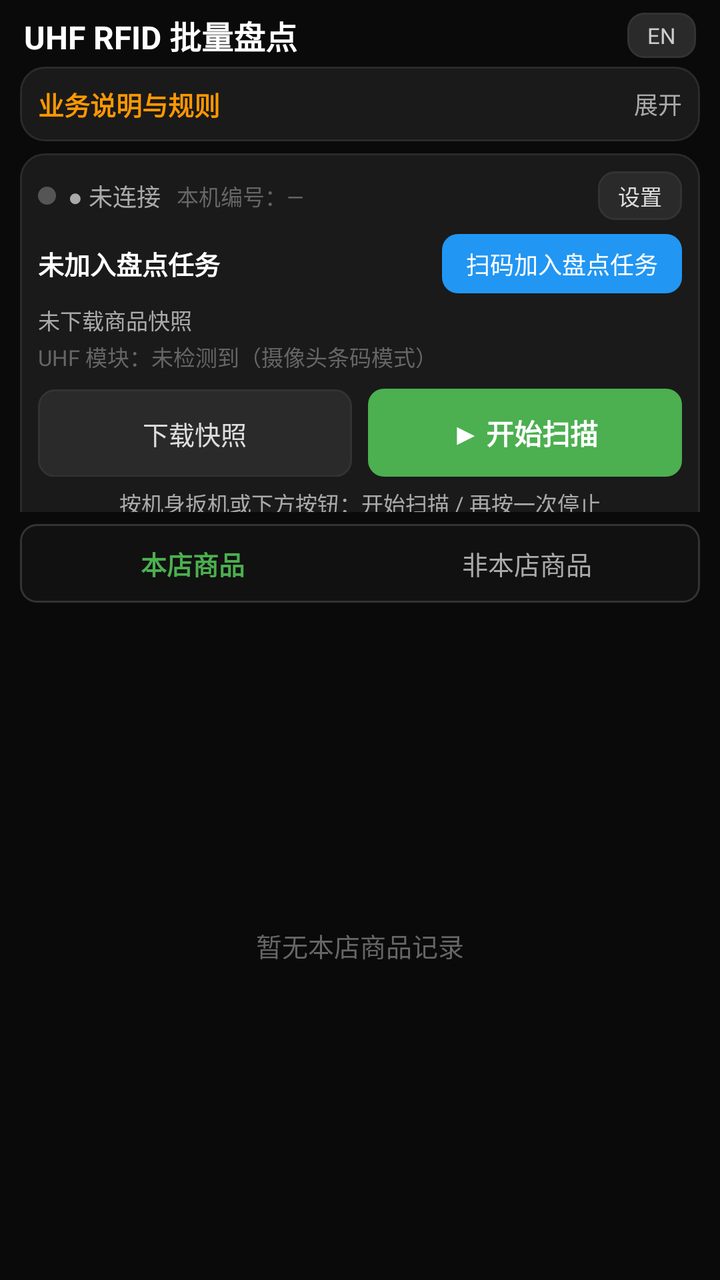
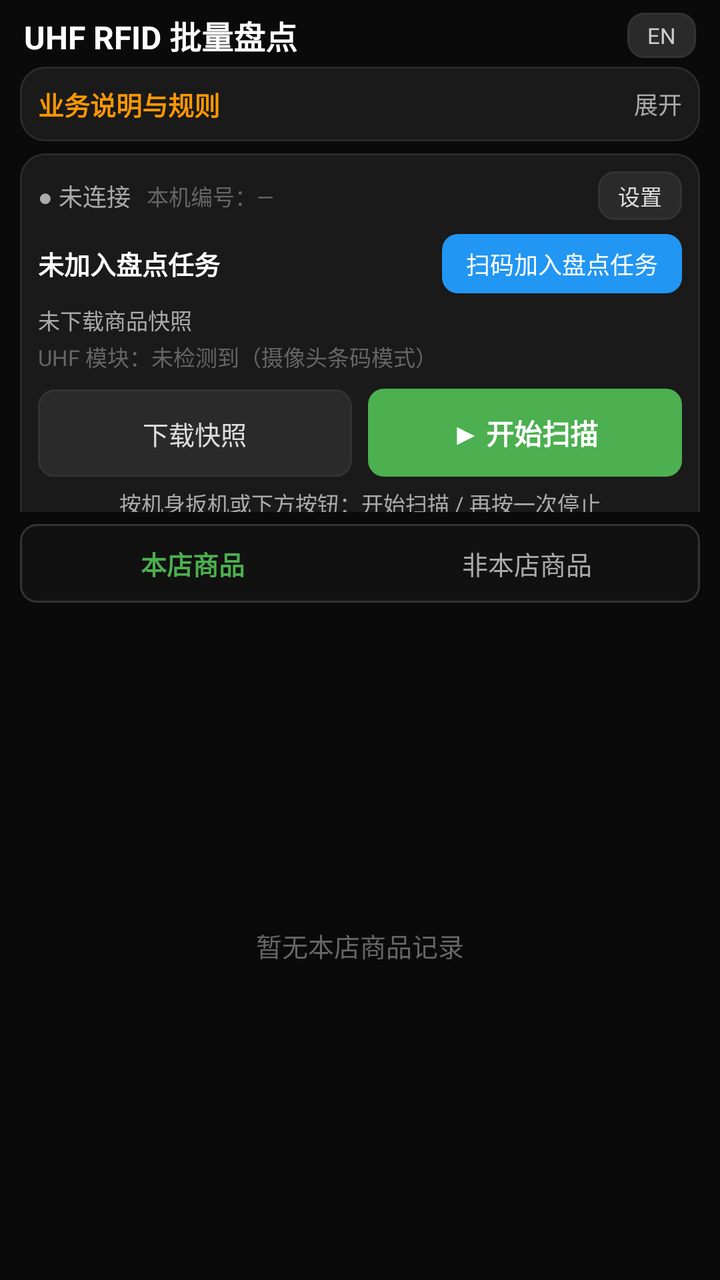

Screens rendered from an Android XML layout before and after an edit, with the pre-edit source and the edit as a unified diff.
<!-- AndroidManifest.xml: application theme Theme.Rfid -->
<!-- res/layout/activity_main.xml -->
<?xml version="1.0" encoding="utf-8"?>
<LinearLayout xmlns:android="http://schemas.android.com/apk/res/android"
    android:layout_width="match_parent"
    android:layout_height="match_parent"
    android:orientation="vertical"
    android:background="@color/bg"
    android:fitsSystemWindows="true">

    
    <LinearLayout
        android:layout_width="match_parent"
        android:layout_height="wrap_content"
        android:orientation="horizontal"
        android:gravity="center_vertical"
        android:paddingHorizontal="12dp"
        android:paddingTop="6dp"
        android:paddingBottom="4dp">

        <TextView
            android:id="@+id/tvTitle"
            android:layout_width="0dp"
            android:layout_height="wrap_content"
            android:layout_weight="1"
            android:text="@string/app_title"
            android:textColor="@color/text_primary"
            android:textSize="16sp"
            android:textStyle="bold" />

        <TextView
            android:id="@+id/btnLang"
            android:layout_width="wrap_content"
            android:layout_height="wrap_content"
            android:background="@drawable/bg_btn_dark"
            android:paddingHorizontal="10dp"
            android:paddingVertical="4dp"
            android:text="@string/lang_switch"
            android:textColor="#CCCCCC"
            android:textSize="11sp" />
    </LinearLayout>

    
    <ScrollView
        android:layout_width="match_parent"
        android:layout_height="0dp"
        android:layout_weight="1"
        android:fillViewport="true"
        android:scrollbars="none">

        <LinearLayout
            android:layout_width="match_parent"
            android:layout_height="wrap_content"
            android:orientation="vertical"
            android:paddingHorizontal="10dp">

            
            <LinearLayout
                android:id="@+id/rulesCard"
                android:layout_width="match_parent"
                android:layout_height="wrap_content"
                android:orientation="vertical"
                android:background="@drawable/bg_card"
                android:padding="9dp">

                <LinearLayout
                    android:id="@+id/rulesHead"
                    android:layout_width="match_parent"
                    android:layout_height="wrap_content"
                    android:orientation="horizontal"
                    android:gravity="center_vertical">

                    <TextView
                        android:layout_width="0dp"
                        android:layout_height="wrap_content"
                        android:layout_weight="1"
                        android:text="@string/rules_title"
                        android:textColor="@color/orange"
                        android:textSize="13sp"
                        android:textStyle="bold" />

                    <TextView
                        android:id="@+id/tvRulesToggle"
                        android:layout_width="wrap_content"
                        android:layout_height="wrap_content"
                        android:text="@string/rules_expand"
                        android:textColor="@color/text_secondary"
                        android:textSize="12sp" />
                </LinearLayout>

                <TextView
                    android:id="@+id/tvRulesBody"
                    android:layout_width="match_parent"
                    android:layout_height="wrap_content"
                    android:layout_marginTop="6dp"
                    android:lineSpacingMultiplier="1.3"
                    android:text="@string/rules_body"
                    android:textColor="#B0B0B0"
                    android:textSize="11sp"
                    android:visibility="gone" />
            </LinearLayout>

            
            <LinearLayout
                android:layout_width="match_parent"
                android:layout_height="wrap_content"
                android:orientation="vertical"
                android:background="@drawable/bg_card"
                android:layout_marginTop="6dp"
                android:padding="9dp">

                
                <LinearLayout
                    android:layout_width="match_parent"
                    android:layout_height="wrap_content"
                    android:orientation="horizontal"
                    android:gravity="center_vertical">

                    <View
                        android:id="@+id/dotNet"
                        android:layout_width="9dp"
                        android:layout_height="9dp"
                        android:background="@drawable/dot_gray" />

                    <TextView
                        android:id="@+id/tvNet"
                        android:layout_width="wrap_content"
                        android:layout_height="wrap_content"
                        android:layout_marginStart="6dp"
                        android:text="@string/net_offline"
                        android:textColor="@color/text_secondary"
                        android:textSize="12sp" />

                    <TextView
                        android:id="@+id/tvDeviceNo"
                        android:layout_width="0dp"
                        android:layout_height="wrap_content"
                        android:layout_weight="1"
                        android:layout_marginStart="8dp"
                        android:singleLine="true"
                        android:ellipsize="end"
                        android:text="@string/device_none"
                        android:textColor="@color/text_hint"
                        android:textSize="11sp" />

                    <TextView
                        android:id="@+id/btnSettings"
                        android:layout_width="wrap_content"
                        android:layout_height="wrap_content"
                        android:background="@drawable/bg_btn_dark"
                        android:paddingHorizontal="10dp"
                        android:paddingVertical="4dp"
                        android:text="@string/btn_settings"
                        android:textColor="#DDDDDD"
                        android:textSize="11sp" />
                </LinearLayout>

                
                <LinearLayout
                    android:layout_width="match_parent"
                    android:layout_height="wrap_content"
                    android:orientation="horizontal"
                    android:gravity="center_vertical"
                    android:layout_marginTop="7dp">

                    <TextView
                        android:id="@+id/tvTask"
                        android:layout_width="0dp"
                        android:layout_height="wrap_content"
                        android:layout_weight="1"
                        android:singleLine="true"
                        android:text="@string/task_none"
                        android:textColor="@color/text_primary"
                        android:textSize="13sp"
                        android:textStyle="bold" />

                    <TextView
                        android:id="@+id/btnJoin"
                        android:layout_width="wrap_content"
                        android:layout_height="wrap_content"
                        android:layout_marginStart="8dp"
                        android:background="@drawable/bg_btn_blue"
                        android:gravity="center"
                        android:paddingHorizontal="12dp"
                        android:paddingVertical="6dp"
                        android:text="@string/btn_scan_join"
                        android:textColor="#FFFFFF"
                        android:textSize="12sp" />
                </LinearLayout>

                
                <TextView
                    android:id="@+id/tvSnapshot"
                    android:layout_width="match_parent"
                    android:layout_height="wrap_content"
                    android:layout_marginTop="5dp"
                    android:singleLine="true"
                    android:text="@string/snapshot_none"
                    android:textColor="@color/text_secondary"
                    android:textSize="11sp" />

                <TextView
                    android:id="@+id/tvUhf"
                    android:layout_width="match_parent"
                    android:layout_height="wrap_content"
                    android:layout_marginTop="2dp"
                    android:singleLine="true"
                    android:text="@string/uhf_none"
                    android:textColor="@color/text_hint"
                    android:textSize="11sp" />

                
                <LinearLayout
                    android:layout_width="match_parent"
                    android:layout_height="wrap_content"
                    android:orientation="horizontal"
                    android:layout_marginTop="8dp">

                    <TextView
                        android:id="@+id/btnDownload"
                        android:layout_width="0dp"
                        android:layout_height="44dp"
                        android:layout_weight="1"
                        android:background="@drawable/bg_btn_dark"
                        android:gravity="center"
                        android:text="@string/btn_download"
                        android:textColor="#DDDDDD"
                        android:textSize="13sp" />

                    <TextView
                        android:id="@+id/btnTrigger"
                        android:layout_width="0dp"
                        android:layout_height="44dp"
                        android:layout_weight="1"
                        android:layout_marginStart="8dp"
                        android:background="@drawable/bg_btn_green"
                        android:gravity="center"
                        android:text="@string/trigger_btn"
                        android:textColor="#FFFFFF"
                        android:textSize="14sp"
                        android:textStyle="bold" />
                </LinearLayout>

                
                <TextView
                    android:id="@+id/tvTriggerHint"
                    android:layout_width="match_parent"
                    android:layout_height="wrap_content"
                    android:layout_marginTop="5dp"
                    android:gravity="center"
                    android:text="@string/trigger_hint"
                    android:textColor="@color/text_secondary"
                    android:textSize="11sp" />

                
                <TextView
                    android:id="@+id/tvDiag"
                    android:layout_width="match_parent"
                    android:layout_height="wrap_content"
                    android:layout_marginTop="3dp"
                    android:singleLine="true"
                    android:text="@string/diag_none"
                    android:textColor="@color/text_hint"
                    android:textSize="10sp" />
            </LinearLayout>

            
            <TextView
                android:id="@+id/tvHvAlert"
                android:layout_width="match_parent"
                android:layout_height="wrap_content"
                android:layout_marginTop="6dp"
                android:background="@drawable/badge_orange"
                android:gravity="center"
                android:paddingVertical="6dp"
                android:textColor="#FFE0B2"
                android:textSize="12sp"
                android:textStyle="bold"
                android:visibility="gone" />

            
            <LinearLayout
                android:layout_width="match_parent"
                android:layout_height="wrap_content"
                android:orientation="horizontal"
                android:layout_marginTop="6dp"
                android:weightSum="4">

                <LinearLayout style="@style/HomeStat">
                    <TextView android:id="@+id/statSelf" style="@style/HomeStatNum" android:textColor="@color/green" />
                    <TextView style="@style/HomeStatLabel" android:text="@string/stat_self" />
                </LinearLayout>
                <LinearLayout style="@style/HomeStat">
                    <TextView android:id="@+id/statAbnormal" style="@style/HomeStatNum" android:textColor="@color/red" />
                    <TextView style="@style/HomeStatLabel" android:text="@string/stat_abnormal" />
                </LinearLayout>
                <LinearLayout style="@style/HomeStat">
                    <TextView android:id="@+id/statGlobal" style="@style/HomeStatNum" android:textColor="@color/blue" />
                    <TextView style="@style/HomeStatLabel" android:text="@string/stat_global" />
                </LinearLayout>
                <LinearLayout style="@style/HomeStat">
                    <TextView android:id="@+id/statBook" style="@style/HomeStatNum" android:textColor="@color/text_primary" />
                    <TextView style="@style/HomeStatLabel" android:text="@string/stat_book" />
                </LinearLayout>
            </LinearLayout>
        </LinearLayout>
    </ScrollView>

    
    <LinearLayout
        android:layout_width="match_parent"
        android:layout_height="wrap_content"
        android:orientation="horizontal"
        android:layout_marginHorizontal="10dp"
        android:layout_marginTop="6dp"
        android:background="@drawable/bg_input"
        android:padding="3dp">

        <TextView
            android:id="@+id/tabStore"
            android:layout_width="0dp"
            android:layout_height="wrap_content"
            android:layout_weight="1"
            android:gravity="center"
            android:paddingVertical="7dp"
            android:text="@string/tab_store"
            android:textColor="@color/green"
            android:textSize="13sp"
            android:textStyle="bold" />

        <TextView
            android:id="@+id/tabAbnormal"
            android:layout_width="0dp"
            android:layout_height="wrap_content"
            android:layout_weight="1"
            android:gravity="center"
            android:paddingVertical="7dp"
            android:text="@string/tab_abnormal"
            android:textColor="@color/text_secondary"
            android:textSize="13sp" />
    </LinearLayout>

    
    <FrameLayout
        android:layout_width="match_parent"
        android:layout_height="0dp"
        android:layout_weight="1.5"
        android:layout_marginTop="4dp">

        <androidx.recyclerview.widget.RecyclerView
            android:id="@+id/rvScan"
            android:layout_width="match_parent"
            android:layout_height="match_parent"
            android:clipToPadding="false"
            android:paddingHorizontal="10dp"
            android:paddingBottom="8dp"
            android:scrollbars="vertical" />

        <TextView
            android:id="@+id/tvEmpty"
            android:layout_width="wrap_content"
            android:layout_height="wrap_content"
            android:layout_gravity="center"
            android:text="@string/empty_store"
            android:textColor="@color/text_hint"
            android:textSize="13sp" />
    </FrameLayout>
</LinearLayout>
<!-- resources referenced by this layout -->
<resources>
  <color name="bg">#0A0A0A</color>
  <color name="blue">#2196F3</color>
  <color name="green">#4CAF50</color>
  <color name="orange">#FF9800</color>
  <color name="red">#E53935</color>
  <color name="text_hint">#666666</color>
  <color name="text_primary">#FFFFFF</color>
  <color name="text_secondary">#AAAAAA</color>
  <!-- drawable badge_orange (drawable) -->
  <?xml version="1.0" encoding="utf-8"?>
  <shape xmlns:android="http://schemas.android.com/apk/res/android" android:shape="rectangle">
      <solid android:color="#7A4F01" />
      <corners android:radius="4dp" />
  </shape>
  <!-- drawable bg_btn_blue (drawable) -->
  <?xml version="1.0" encoding="utf-8"?>
  <shape xmlns:android="http://schemas.android.com/apk/res/android" android:shape="rectangle">
      <solid android:color="@color/blue" />
      <corners android:radius="8dp" />
  </shape>
  <!-- drawable bg_btn_green (drawable) -->
  <?xml version="1.0" encoding="utf-8"?>
  <shape xmlns:android="http://schemas.android.com/apk/res/android" android:shape="rectangle">
      <solid android:color="@color/green" />
      <corners android:radius="8dp" />
  </shape>
  <!-- drawable dot_gray (drawable) -->
  <?xml version="1.0" encoding="utf-8"?>
  <shape xmlns:android="http://schemas.android.com/apk/res/android" android:shape="oval">
      <solid android:color="#555555" />
      <size android:width="10dp" android:height="10dp" />
  </shape>
  <string name="app_title">UHF RFID 批量盘点</string>
  <string name="btn_download">下载快照</string>
  <string name="btn_scan_join">扫码加入盘点任务</string>
  <string name="btn_settings">设置</string>
  <string name="device_none">本机编号：—</string>
  <string name="diag_none">扳机事件：等待按下…</string>
  <string name="empty_store">暂无本店商品记录</string>
  <string name="lang_switch">EN</string>
  <string name="net_offline">● 未连接</string>
  <string name="rules_body">一、任务与设备\n1. 盘点任务由主管在系统里开启，设备扫码加入任务并下载商品快照后才能扫描。\n2. 盘点期间，本店销售暂停，商品不能买卖、不能出入库。\n3. 加入任务后直接按住机身扫描扳机即可批量盘点；没有 UHF 模块的手机点屏幕提示条打开摄像头扫条码，条码即 EPC。扫到的数据自动上传，无需手动开始或结束。\n4. 主管结束任务后设备自动停止扫描和上传；任务开始时系统给每台设备编临时号（如1号、2号），任务结束释放。\n\n二、多台设备协同\n5. 手持机按设定间隔自动获取“其他设备已扫到的商品”并更新屏幕。\n6. 每次只取新增的，不重复取，省流量。\n7. 只有一台设备时不取别人数据，高价值提醒只按本机算。\n8. 多台设备时合成一张完整盘点表。\n9. 断网不影响使用，网络恢复后自动补齐。\n10. 网络正常看到全局；断网只显示本机，提醒按本机算。\n11-13. 断网数据先存本机，恢复后自动补传；非本店商品照样标红。\n\n三、商品核对\n14. 开始前下载本店全部商品清单到本地，扫描时立刻比对。\n15. 扫到非本店商品标红，挑出单独存放，结束后统一处理。\n16. 高价值商品没扫到会一直置顶提醒，重点寻找。\n\n四、数据与结果\n17. 能传就传，传不了先存，恢复后自动补传。\n18. 同一件商品重复扫只记一次。\n19. 排序：异常 &gt; 未扫高价值 &gt; 已扫高价值 &gt; 普通 &gt; 其他设备扫的。\n20. 手持机只负责扫描、核对、上传，差异结果由后台计算。\n21. 全部设备合并去重，主管核对确认后才解除销售暂停。</string>
  <string name="rules_expand">展开</string>
  <string name="rules_title">业务说明与规则</string>
  <string name="snapshot_none">未下载商品快照</string>
  <string name="stat_abnormal">非本店</string>
  <string name="stat_book">账面</string>
  <string name="stat_global">全局已扫</string>
  <string name="stat_self">本机已扫</string>
  <string name="tab_abnormal">非本店商品</string>
  <string name="tab_store">本店商品</string>
  <string name="task_none">未加入盘点任务</string>
  <string name="trigger_btn">▶ 开始扫描</string>
  <string name="trigger_hint">按机身扳机或下方按钮：开始扫描 / 再按一次停止</string>
  <string name="uhf_none">UHF 模块：未检测到（摄像头条码模式）</string>
  <style name="HomeStatLabel">
          <item name="android:layout_width">wrap_content</item>
          <item name="android:layout_height">wrap_content</item>
          <item name="android:textColor">@color/text_secondary</item>
          <item name="android:textSize">10sp</item>
      </style>
  <style name="HomeStatNum">
          <item name="android:layout_width">wrap_content</item>
          <item name="android:layout_height">wrap_content</item>
          <item name="android:text">0</item>
          <item name="android:textSize">18sp</item>
          <item name="android:textStyle">bold</item>
      </style>
  <color name="input_stroke">#333333</color>
  <color name="card">#1A1A1A</color>
  <color name="stroke">#2A2A2A</color>
  <color name="input_bg">#111111</color>
  <color name="green_dark">#2E7D32</color>
  <!-- unchanged entries left out for length: 7 -->
</resources>

<!-- the commit's change to res/layout/activity_main.xml (unified diff, before → after) -->
@@ -114,17 +114,10 @@
                     android:orientation="horizontal"
                     android:gravity="center_vertical">
 
-                    <View
-                        android:id="@+id/dotNet"
-                        android:layout_width="9dp"
-                        android:layout_height="9dp"
-                        android:background="@drawable/dot_gray" />
-
                     <TextView
                         android:id="@+id/tvNet"
                         android:layout_width="wrap_content"
                         android:layout_height="wrap_content"
-                        android:layout_marginStart="6dp"
                         android:text="@string/net_offline"
                         android:textColor="@color/text_secondary"
                         android:textSize="12sp" />
<!-- resource entries referenced after the edit -->
@@ -25,12 +25,6 @@
   <shape xmlns:android="http://schemas.android.com/apk/res/android" android:shape="rectangle">
       <solid android:color="@color/green" />
       <corners android:radius="8dp" />
-  </shape>
-  <!-- drawable dot_gray (drawable) -->
-  <?xml version="1.0" encoding="utf-8"?>
-  <shape xmlns:android="http://schemas.android.com/apk/res/android" android:shape="oval">
-      <solid android:color="#555555" />
-      <size android:width="10dp" android:height="10dp" />
   </shape>
   <string name="app_title">UHF RFID 批量盘点</string>
   <string name="btn_download">下载快照</string>
